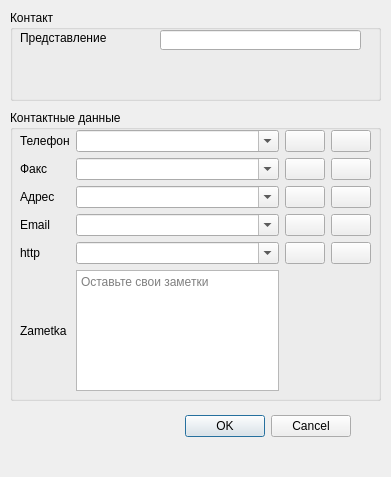
PKEv/QontMan, file src/contview.ui: the form before one commit.
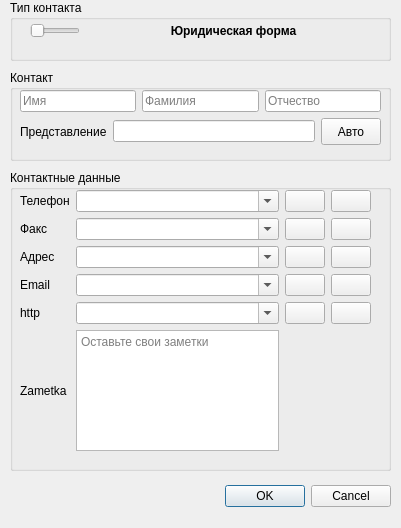
The form after the commit. Icons and pictures are not drawn.

The edit to the form file:
```diff
--- a/src/contview.ui
+++ b/src/contview.ui
@@ -6,8 +6,8 @@
    <rect>
     <x>0</x>
     <y>0</y>
-    <width>391</width>
-    <height>477</height>
+    <width>401</width>
+    <height>528</height>
    </rect>
   </property>
   <property name="windowTitle">
@@ -17,11 +17,17 @@
    <property name="geometry">
     <rect>
      <x>10</x>
-     <y>410</y>
-     <width>341</width>
-     <height>32</height>
+     <y>481</y>
+     <width>381</width>
+     <height>31</height>
     </rect>
    </property>
+   <property name="sizePolicy">
+    <sizepolicy hsizetype="Maximum" vsizetype="Fixed">
+     <horstretch>0</horstretch>
+     <verstretch>0</verstretch>
+    </sizepolicy>
+   </property>
    <property name="orientation">
     <enum>Qt::Horizontal</enum>
    </property>
@@ -33,13 +39,13 @@
    <property name="geometry">
     <rect>
      <x>10</x>
-     <y>110</y>
-     <width>371</width>
-     <height>291</height>
+     <y>170</y>
+     <width>381</width>
+     <height>301</height>
     </rect>
    </property>
    <property name="sizePolicy">
-    <sizepolicy hsizetype="Maximum" vsizetype="Preferred">
+    <sizepolicy hsizetype="Expanding" vsizetype="Preferred">
      <horstretch>0</horstretch>
      <verstretch>0</verstretch>
     </sizepolicy>
@@ -140,6 +146,12 @@
      </item>
      <item row="3" column="2">
       <widget class="QComboBox" name="comboBox_4">
+       <property name="sizePolicy">
+        <sizepolicy hsizetype="Expanding" vsizetype="Fixed">
+         <horstretch>0</horstretch>
+         <verstretch>0</verstretch>
+        </sizepolicy>
+       </property>
        <property name="editable">
         <bool>true</bool>
        </property>
@@ -147,6 +159,12 @@
      </item>
      <item row="0" column="2">
       <widget class="QComboBox" name="comboBox">
+       <property name="sizePolicy">
+        <sizepolicy hsizetype="Expanding" vsizetype="Fixed">
+         <horstretch>0</horstretch>
+         <verstretch>0</verstretch>
+        </sizepolicy>
+       </property>
        <property name="editable">
         <bool>true</bool>
        </property>
@@ -161,6 +179,12 @@
      </item>
      <item row="2" column="2">
       <widget class="QComboBox" name="comboBox_3">
+       <property name="sizePolicy">
+        <sizepolicy hsizetype="Expanding" vsizetype="Fixed">
+         <horstretch>0</horstretch>
+         <verstretch>0</verstretch>
+        </sizepolicy>
+       </property>
        <property name="editable">
         <bool>true</bool>
        </property>
@@ -168,6 +192,12 @@
      </item>
      <item row="1" column="2">
       <widget class="QComboBox" name="comboBox_2">
+       <property name="sizePolicy">
+        <sizepolicy hsizetype="Expanding" vsizetype="Fixed">
+         <horstretch>0</horstretch>
+         <verstretch>0</verstretch>
+        </sizepolicy>
+       </property>
        <property name="editable">
         <bool>true</bool>
        </property>
@@ -251,6 +281,12 @@
      </item>
      <item row="4" column="2">
       <widget class="QComboBox" name="comboBox_5">
+       <property name="sizePolicy">
+        <sizepolicy hsizetype="Expanding" vsizetype="Fixed">
+         <horstretch>0</horstretch>
+         <verstretch>0</verstretch>
+        </sizepolicy>
+       </property>
        <property name="editable">
         <bool>true</bool>
        </property>
@@ -276,36 +312,176 @@
    <property name="geometry">
     <rect>
      <x>10</x>
-     <y>10</y>
-     <width>371</width>
+     <y>70</y>
+     <width>381</width>
      <height>91</height>
     </rect>
    </property>
+   <property name="sizePolicy">
+    <sizepolicy hsizetype="Expanding" vsizetype="Minimum">
+     <horstretch>0</horstretch>
+     <verstretch>0</verstretch>
+    </sizepolicy>
+   </property>
+   <property name="minimumSize">
+    <size>
+     <width>370</width>
+     <height>80</height>
+    </size>
+   </property>
    <property name="title">
     <string>Контакт</string>
    </property>
-   <widget class="QLabel" name="label_7">
+   <widget class="QWidget" name="">
     <property name="geometry">
      <rect>
       <x>10</x>
       <y>20</y>
-      <width>91</width>
-      <height>16</height>
+      <width>361</width>
+      <height>55</height>
      </rect>
     </property>
-    <property name="text">
-     <string>Представление</string>
-    </property>
+    <layout class="QVBoxLayout" name="verticalLayout">
+     <item>
+      <layout class="QHBoxLayout" name="horizontalLayout">
+       <item>
+        <widget class="QLineEdit" name="name1Edit">
+         <property name="placeholderText">
+          <string>Имя</string>
+         </property>
+        </widget>
+       </item>
+       <item>
+        <widget class="QLineEdit" name="name2Edit">
+         <property name="placeholderText">
+          <string>Фамилия</string>
+         </property>
+        </widget>
+       </item>
+       <item>
+        <widget class="QLineEdit" name="name3Edit">
+         <property name="placeholderText">
+          <string>Отчество</string>
+         </property>
+        </widget>
+       </item>
+      </layout>
+     </item>
+     <item>
+      <layout class="QHBoxLayout" name="horizontalLayout_2">
+       <item>
+        <widget class="QLabel" name="label_7">
+         <property name="text">
+          <string>Представление</string>
+         </property>
+        </widget>
+       </item>
+       <item>
+        <widget class="QLineEdit" name="lineEdit"/>
+       </item>
+       <item>
+        <widget class="QPushButton" name="pushButton">
+         <property name="sizePolicy">
+          <sizepolicy hsizetype="Fixed" vsizetype="Minimum">
+           <horstretch>0</horstretch>
+           <verstretch>0</verstretch>
+          </sizepolicy>
+         </property>
+         <property name="maximumSize">
+          <size>
+           <width>60</width>
+           <height>16777215</height>
+          </size>
+         </property>
+         <property name="text">
+          <string>Авто</string>
+         </property>
+        </widget>
+       </item>
+      </layout>
+     </item>
+    </layout>
    </widget>
-   <widget class="QLineEdit" name="lineEdit">
+  </widget>
+  <widget class="QGroupBox" name="groupBox_2">
+   <property name="geometry">
+    <rect>
+     <x>10</x>
+     <y>0</y>
+     <width>381</width>
+     <height>61</height>
+    </rect>
+   </property>
+   <property name="sizePolicy">
+    <sizepolicy hsizetype="Expanding" vsizetype="Minimum">
+     <horstretch>0</horstretch>
+     <verstretch>0</verstretch>
+    </sizepolicy>
+   </property>
+   <property name="title">
+    <string>Тип контакта</string>
+   </property>
+   <widget class="QWidget" name="">
     <property name="geometry">
      <rect>
-      <x>150</x>
+      <x>20</x>
       <y>20</y>
-      <width>201</width>
-      <height>20</height>
+      <width>351</width>
+      <height>21</height>
      </rect>
     </property>
+    <layout class="QHBoxLayout" name="horizontalLayout_3">
+     <item>
+      <widget class="QSlider" name="tipSlider">
+       <property name="sizePolicy">
+        <sizepolicy hsizetype="Minimum" vsizetype="Fixed">
+         <horstretch>0</horstretch>
+         <verstretch>0</verstretch>
+        </sizepolicy>
+       </property>
+       <property name="maximumSize">
+        <size>
+         <width>50</width>
+         <height>16777215</height>
+        </size>
+       </property>
+       <property name="maximum">
+        <number>1</number>
+       </property>
+       <property name="pageStep">
+        <number>1</number>
+       </property>
+       <property name="value">
+        <number>0</number>
+       </property>
+       <property name="orientation">
+        <enum>Qt::Horizontal</enum>
+       </property>
+      </widget>
+     </item>
+     <item>
+      <widget class="QLabel" name="tipLabel">
+       <property name="sizePolicy">
+        <sizepolicy hsizetype="Expanding" vsizetype="Preferred">
+         <horstretch>0</horstretch>
+         <verstretch>0</verstretch>
+        </sizepolicy>
+       </property>
+       <property name="font">
+        <font>
+         <weight>75</weight>
+         <bold>true</bold>
+        </font>
+       </property>
+       <property name="text">
+        <string>Юридическая форма</string>
+       </property>
+       <property name="alignment">
+        <set>Qt::AlignCenter</set>
+       </property>
+      </widget>
+     </item>
+    </layout>
    </widget>
   </widget>
  </widget>
```
